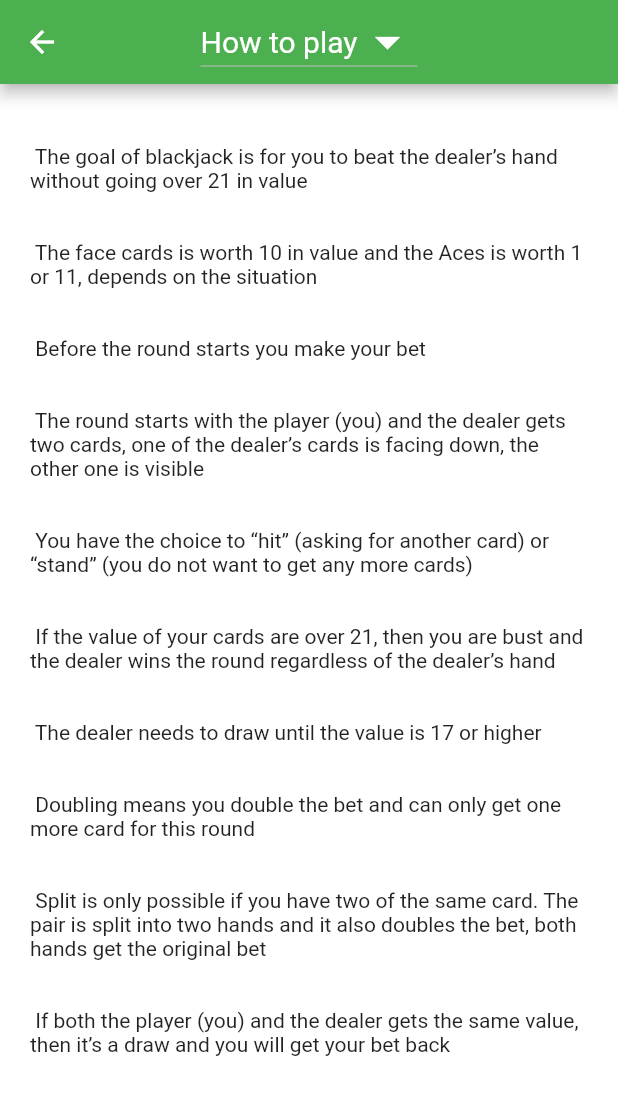
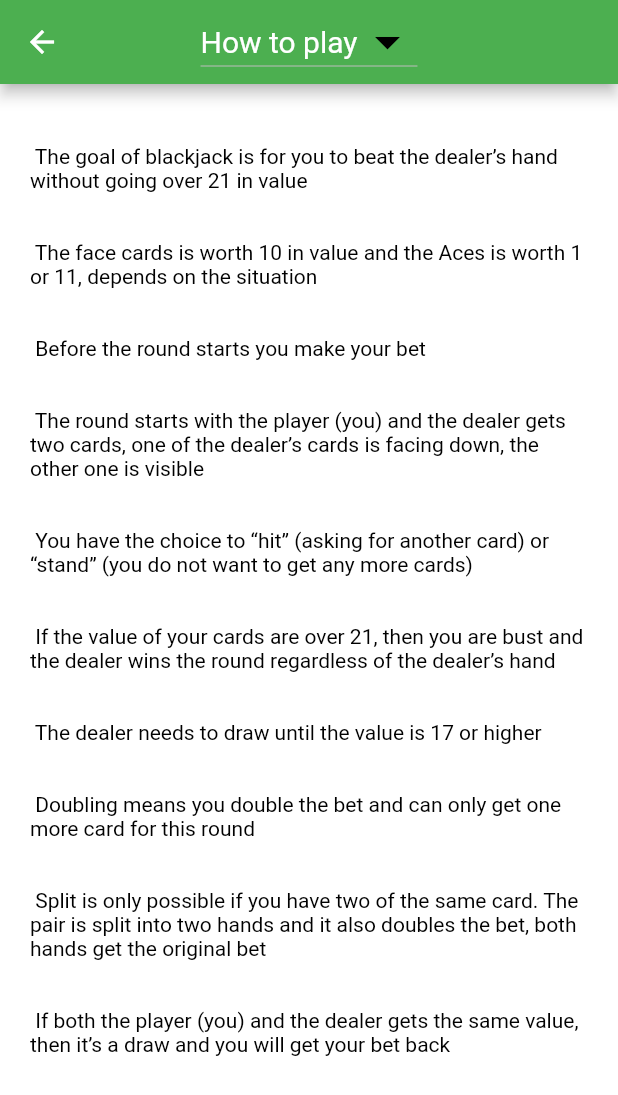
Before and after one commit to gu-tig169-ht21/Projektgrupp8, a Flutter app: the HelpPage screen opened directly, on a phone screen of 412 x 824 dp. Shown: the top 1095 px of the screen. Run offline on Flutter 3.47's test engine with Material 2 defaults, Android fonts, the phone set to English and light mode, and no system bars; our stand-ins replace charts_flutter, cloud_firestore, firebase_auth, firebase_core; missing offline and left inert: playing_cards; accounts and stored records are empty.

Commit message:
pill med färger på titlar, fungerar ej än

```diff
--- a/lib/how_to_play.dart
+++ b/lib/how_to_play.dart
@@ -1,4 +1,5 @@
 import 'package:flutter/material.dart';
+import 'package:my_first_app/blackjack.dart';
 import 'package:provider/provider.dart';
 import 'rules.dart';
 
@@ -32,8 +33,9 @@ class _HelpPageState extends State<HelpPage> {
         appBar: AppBar(
           //appbar med en dropdownbutton
           title: DropdownButton(
+            dropdownColor: Colors.black,
             iconSize: 40,
-            iconEnabledColor: Colors.white,
+            iconEnabledColor: Colors.black,
             style: const TextStyle(fontSize: 20),
             value:
                 Provider.of<HowToPlay>(context, listen: false).getChosenChapter,
--- a/lib/theme.dart
+++ b/lib/theme.dart
@@ -5,6 +5,13 @@ import 'package:flutter/material.dart';
 class ThemeCustom {
   static ThemeData get StandardTheme {
     return ThemeData(
+      textTheme: const TextTheme(
+        bodyText1: TextStyle(),
+        bodyText2: TextStyle(),
+        headline6: TextStyle(),
+      ).apply(
+        bodyColor: Colors.black,
+      ),
       primaryColor: Colors.green.shade800,
       scaffoldBackgroundColor: Colors.white,
       elevatedButtonTheme: ElevatedButtonThemeData(
```
